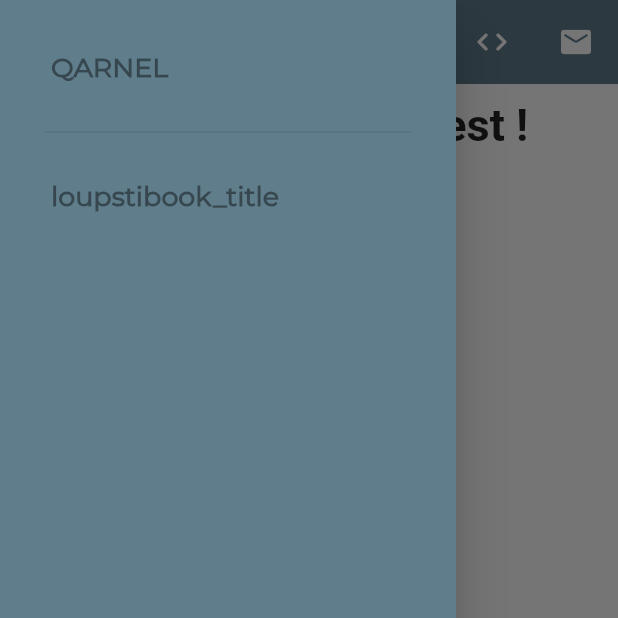
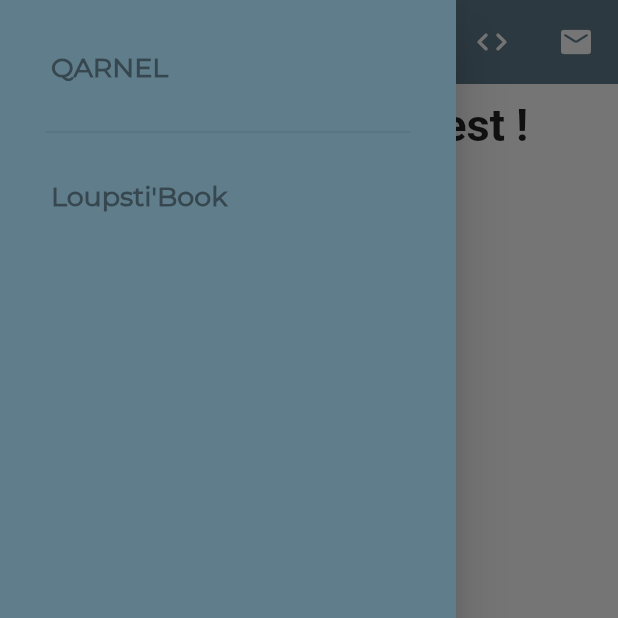
Before and after one commit to Qarnel/qarnel-website, a Flutter app: the screen it shows after launch, with the side drawer open, on a phone screen of 412 x 824 dp, the top half of it. Run offline on Flutter 3.47's test engine with Material 2 defaults, Android fonts, the phone set to English and light mode, and no system bars; our stand-ins replace easy_dynamic_theme, flutter_markdown, go_router, localization; missing offline and left inert: dart:js.

Commit message:
version 1.0.1

```diff
--- a/lib/widgets/drawer_widget.dart
+++ b/lib/widgets/drawer_widget.dart
@@ -34,7 +34,7 @@ class _DrawerWidgetState extends State<DrawerWidget> {
               const SizedBox(height: 20),
               LinkWidget(
                 onTap: () => context.go('/loupstibook'),
-                text: "loupstibook_title".i18n(),
+                text: "loupstibook".i18n(),
               ),
             ],
           ),
```
